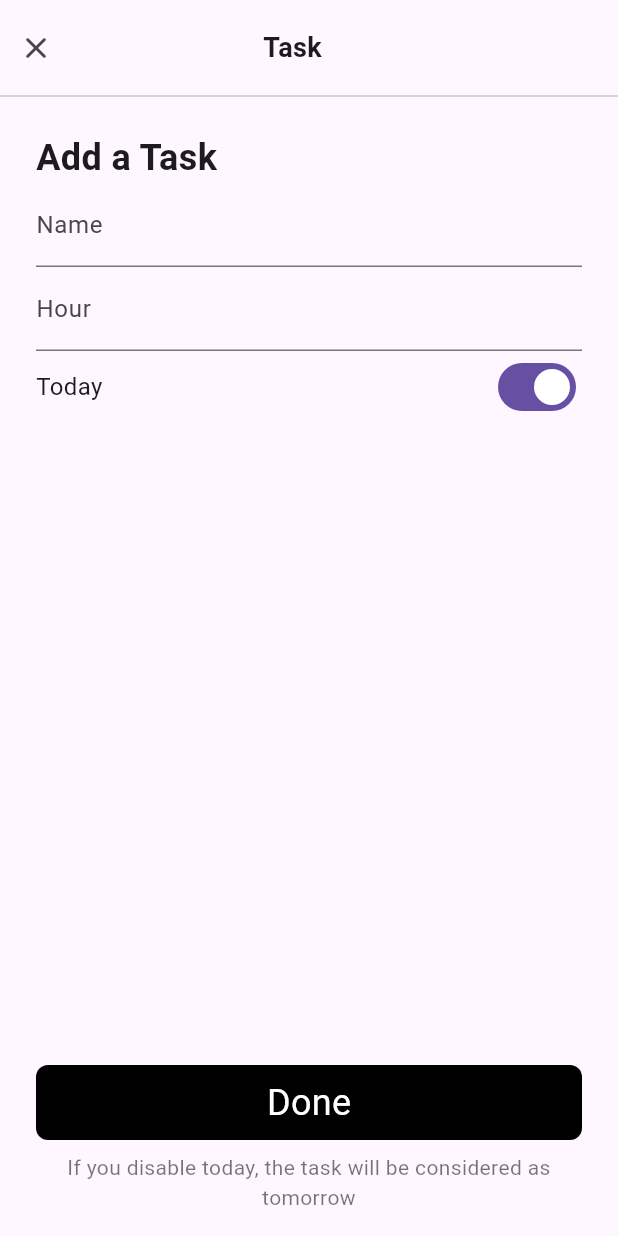
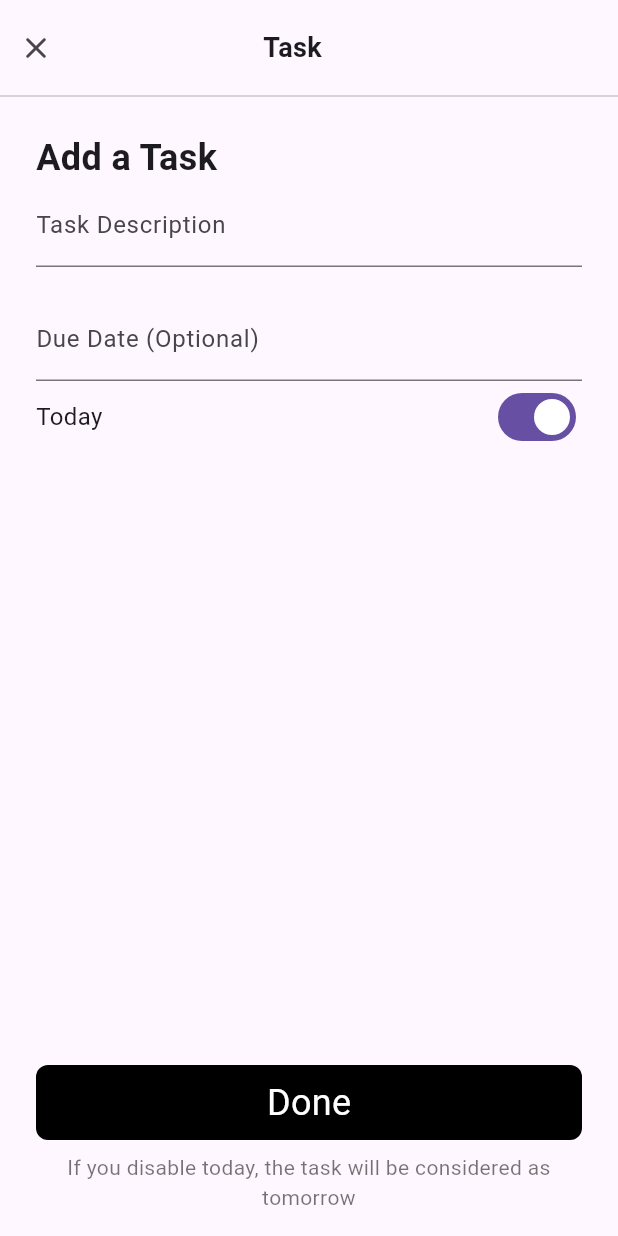
Before and after one commit to mrYasinHamidi/todo_app, a Flutter app: the AddTaskDialog widget shown alone on an empty page, opened directly, on a phone screen of 412 x 824 dp. Run offline on Flutter 3.47's test engine with Material 3 defaults, Android fonts, the phone set to English and light mode, and no system bars; drawn by our look-alikes of toastification; our stand-ins replace dartz, dropdown_button2, easy_debounce, equatable, firebase_auth, firebase_core and 8 more; accounts and stored records are empty.

Commit message:
add task logic

```diff
--- a/lib/core/app_translate.dart
+++ b/lib/core/app_translate.dart
@@ -21,9 +21,12 @@ mixin AppTranslate {
   static const String done = 'done';
   static const String addTaskBottomMessage = 'addTaskBottomMessage';
   static const String name = 'name';
-  static const String hour = 'hour';
+  static const String taskDescription = 'taskDescription';
+  static const String dueDateHint = 'hourHint';
   static const String addTask = 'addTask';
   static const String task = 'task';
+  static const String taskDescriptionError = 'taskNameError';
+  static const String successMessage = 'successMessage';
 
   static const Map<String, dynamic> EN = {
     title: 'Localization',
@@ -50,7 +53,10 @@ mixin AppTranslate {
     addTask: 'Add a Task',
     task: 'Task',
     done: 'Done',
-    hour: 'Hour',
+    dueDateHint: 'Due Date (Optional)',
+    taskDescriptionError: 'Please write some description for your Task.',
+    taskDescription: 'Task Description',
+    successMessage: 'Operation successfully done.',
   };
   static const Map<String, dynamic> FA = {
     title: 'ローカリゼーション',
@@ -71,12 +77,15 @@ mixin AppTranslate {
     passwordNotMatch: 'Password not match.',
     yourWelcome: 'Your Welcome',
     today: 'Today',
-    hour: 'Hour',
+    dueDateHint: 'Due Date (Optional)',
     tomorrow: 'Tomorrow',
     addTaskBottomMessage: 'If you disable today, the task will be considered as tomorrow',
     done: 'Done',
+    taskDescription: 'Task Description',
     name: 'Name',
     addTask: 'Add a Task',
+    taskDescriptionError: 'Please write some description for your Task.',
+    successMessage: 'Operation successfully done.',
     task: 'Task',
   };
 }
--- a/lib/features/tasks/data/models/app_task.dart
+++ b/lib/features/tasks/data/models/app_task.dart
@@ -1,12 +1,13 @@
 import 'package:equatable/equatable.dart';
+import 'package:flutter/material.dart';
 import 'package:hive_flutter/adapters.dart';
 
 part 'app_task.g.dart';
 
 @HiveType(typeId: 2)
-class AppTask extends HiveObject with EquatableMixin{
+class AppTask extends HiveObject with EquatableMixin {
   @HiveField(0)
-  final int id;
+  final String id;
 
   @HiveField(1)
   final String description;
@@ -17,31 +18,37 @@ class AppTask extends HiveObject with EquatableMixin{
   @HiveField(3)
   final bool isCompleted;
 
-  AppTask({required this.id, required this.description, required this.isToday, required this.isCompleted});
+  @HiveField(4)
+  final DateTime? dueDate;
 
-  factory AppTask.create({required String description, required bool isToday}) {
+  AppTask({
+    required this.id,
+    required this.description,
+    required this.isToday,
+    required this.isCompleted,
+    this.dueDate,
+  });
+
+  factory AppTask.create({required String description, required bool isToday, DateTime? finishTime}) {
     return AppTask(
-      id: DateTime.now().millisecondsSinceEpoch,
+      id: DateTime.now().millisecondsSinceEpoch.toString(),
       description: description,
+      dueDate: finishTime,
       isToday: isToday,
       isCompleted: false,
     );
   }
 
-  AppTask copyWith({
-    int? id,
-    String? description,
-    bool? isToday,
-    bool? isCompleted,
-  }) {
+  @override
+  List<Object?> get props => [id];
+
+  AppTask copyWith({String? id, String? description, bool? isToday, bool? isCompleted, DateTime? finishTime}) {
     return AppTask(
       id: id ?? this.id,
       description: description ?? this.description,
       isToday: isToday ?? this.isToday,
       isCompleted: isCompleted ?? this.isCompleted,
+      dueDate: finishTime ?? this.dueDate,
     );
   }
-
-  @override
-  List<Object?> get props => [id];
 }
--- a/lib/features/tasks/view/pages/dialog/add_task_dialog.dart
+++ b/lib/features/tasks/view/pages/dialog/add_task_dialog.dart
@@ -1,11 +1,15 @@
 import 'package:flutter/material.dart';
+import 'package:flutter_bloc/flutter_bloc.dart';
 import 'package:flutter_localization/flutter_localization.dart';
 import 'package:gap/gap.dart';
 import 'package:go_router/go_router.dart';
+import 'package:todo_app/core/app_toast.dart';
 import 'package:todo_app/core/app_translate.dart';
+import 'package:todo_app/features/tasks/view/viewModels/addTask/add_task_view_model.dart';
 import 'package:todo_app/global/widgets/default_text_field.dart';
 import 'package:todo_app/global/widgets/default_time_picker.dart';
 import 'package:todo_app/global/widgets/item_button.dart';
+import 'package:todo_app/injection.dart';
 
 class AddTaskDialog extends StatefulWidget {
   const AddTaskDialog({super.key});
@@ -16,11 +20,17 @@ class AddTaskDialog extends StatefulWidget {
 
 class _AddTaskDialogState extends State<AddTaskDialog> {
   final timeController = DefaultTimePickerController();
-  final nameController = TextEditingController();
+  final descriptionController = TextEditingController();
+  final viewModel = getIt<AddTaskViewModel>();
+
+  final formKey = GlobalKey<FormState>();
 
   @override
   Widget build(BuildContext context) {
-    return Column(
+    return BlocListener(
+      bloc: viewModel,
+      listener: _listener,
+      child: Column(
         crossAxisAlignment: CrossAxisAlignment.stretch,
         children: [
           Padding(
@@ -42,6 +52,8 @@ class _AddTaskDialogState extends State<AddTaskDialog> {
           Expanded(
             child: Padding(
               padding: const EdgeInsets.symmetric(horizontal: 24, vertical: 16),
+              child: Form(
+                key: formKey,
                 child: Column(
                   crossAxisAlignment: CrossAxisAlignment.stretch,
                   children: [
@@ -50,17 +62,31 @@ class _AddTaskDialogState extends State<AddTaskDialog> {
                       style: TextStyle(fontSize: 24, fontWeight: FontWeight.bold),
                       textAlign: TextAlign.start,
                     ),
-                DefaultTextField(label: AppTranslate.name.getString(context)),
-                DefaultTimePicker(controller: timeController, label: AppTranslate.hour.getString(context)),
+                    DefaultTextField(
+                      controller: descriptionController,
+                      validator:
+                          (value) =>
+                              value?.isNotEmpty == true ? null : AppTranslate.taskDescriptionError.getString(context),
+                      counterText: ' ',
+                      label: AppTranslate.taskDescription.getString(context),
+                    ),
+                    DefaultTimePicker(controller: timeController, label: AppTranslate.dueDateHint.getString(context)),
                     Row(
                       mainAxisAlignment: MainAxisAlignment.spaceBetween,
                       children: [
                         Text(AppTranslate.today.getString(context), style: TextStyle(fontSize: 16)),
-                    Switch(value: true, onChanged: (value) {}),
+                        BlocBuilder(
+                          bloc: viewModel,
+                          buildWhen: (_, state) => state is IsTodayState,
+                          builder: (_, state) {
+                            return Switch(value: viewModel.isToday, onChanged: (value) => viewModel.changeIsToday());
+                          },
+                        ),
                       ],
                     ),
                     Spacer(),
                     ItemButton(
+                      onTap: _submit,
                       color: Colors.black,
                       padding: EdgeInsets.all(8),
                       child: Center(
@@ -80,7 +106,25 @@ class _AddTaskDialogState extends State<AddTaskDialog> {
                 ),
               ),
             ),
+          ),
         ],
+      ),
     );
   }
+
+  void _submit() {
+    if (formKey.currentState?.validate() == true) {
+      viewModel.addTask(descriptionController.text, timeController.value);
     }
+  }
+
+  void _listener(BuildContext context, AddTaskState state) {
+    if (state is AddTaskFail) {
+      AppToast.show(state.errorMessage.getString(context), isError: true);
+    }
+    if (state is AddTaskSuccess) {
+      context.pop(state.task);
+      AppToast.show(AppTranslate.successMessage.getString(context));
+    }
+  }
+}
--- a/lib/features/tasks/view/viewModels/addTask/add_task_state.dart
+++ b/lib/features/tasks/view/viewModels/addTask/add_task_state.dart
@@ -1,4 +1,23 @@
-part of'add_task_view_model.dart';
+part of 'add_task_view_model.dart';
+
 sealed class AddTaskState {}
 
 class AddTaskInitialState extends AddTaskState {}
+
+class IsTodayState extends AddTaskState {
+  final bool isToday;
+
+  IsTodayState({required this.isToday});
+}
+
+class AddTaskSuccess extends AddTaskState {
+  final AppTask task;
+
+  AddTaskSuccess({required this.task});
+}
+
+class AddTaskFail extends AddTaskState {
+  final String errorMessage;
+
+  AddTaskFail({required this.errorMessage});
+}
--- a/lib/features/tasks/view/viewModels/addTask/add_task_view_model.dart
+++ b/lib/features/tasks/view/viewModels/addTask/add_task_view_model.dart
@@ -1,4 +1,6 @@
+import 'package:flutter/material.dart';
 import 'package:flutter_bloc/flutter_bloc.dart';
+import 'package:todo_app/features/tasks/data/models/app_task.dart';
 import 'package:todo_app/features/tasks/data/repositories/tasks_repository.dart';
 
 part 'add_task_state.dart';
@@ -8,4 +10,23 @@ class AddTaskViewModel extends Cubit<AddTaskState> {
 
   AddTaskViewModel({required TaskRepository repository}) : _repository = repository, super(AddTaskInitialState());
 
+  bool isToday = true;
+
+  void changeIsToday() {
+    isToday = !isToday;
+    emit(IsTodayState(isToday: isToday));
+  }
+
+  void addTask(String name, TimeOfDay? finishTime) async {
+    DateTime? dueDate;
+    if (finishTime != null) {
+      final now = DateTime.now();
+      dueDate = DateTime(now.year, now.month, now.day, finishTime.hour, finishTime.minute);
+    }
+    final task = AppTask.create(description: name, isToday: isToday, finishTime: dueDate);
+    final result = await _repository.saveTask(task);
+    result.fold((l) => emit(AddTaskFail(errorMessage: l.error)), (r) {
+      emit(AddTaskSuccess(task: r));
+    });
+  }
 }
--- a/lib/injection.dart
+++ b/lib/injection.dart
@@ -4,6 +4,7 @@ import 'package:todo_app/features/auth/data/services/auth_local_service.dart';
 import 'package:todo_app/features/auth/data/services/auth_remote_service.dart';
 import 'package:todo_app/features/tasks/data/repositories/tasks_repository.dart';
 import 'package:todo_app/features/tasks/data/services/tasks_local_service.dart';
+import 'package:todo_app/features/tasks/view/viewModels/addTask/add_task_view_model.dart';
 import 'package:todo_app/viewModels/app/app_view_model.dart';
 import 'features/auth/view/viewModels/login/login_view_model.dart';
 import 'features/auth/view/viewModels/signup/signup_view_model.dart';
@@ -29,7 +30,9 @@ class Injection {
     getIt.registerFactory(() => SignupViewModel(authRepository: getIt()));
     getIt.registerFactory(() => TasksViewModel(repository: getIt()));
     getIt.registerSingleton(AppViewModel());
+    getIt.registerSingleton(AddTaskViewModel(repository: getIt()));
 
     await getIt<AuthLocalService>().ensureInitialize();
+    await getIt<TasksLocalService>().ensureInitialize();
   }
 }
--- a/lib/main.dart
+++ b/lib/main.dart
@@ -3,9 +3,9 @@ import 'package:flutter/material.dart';
 import 'package:flutter_bloc/flutter_bloc.dart';
 import 'package:hive_flutter/hive_flutter.dart';
 import 'package:toastification/toastification.dart';
+import 'package:todo_app/features/tasks/data/models/app_task.dart';
 import 'package:todo_app/injection.dart';
 import 'package:todo_app/models/app_user.dart';
-import 'package:todo_app/models/task.dart';
 import 'package:todo_app/router.dart';
 import 'package:todo_app/global/notification_service.dart';
 import 'package:todo_app/viewModels/app/app_view_model.dart';
@@ -18,7 +18,7 @@ void main() async {
   WidgetsFlutterBinding.ensureInitialized();
   await Hive.initFlutter();
   Hive.registerAdapter(AppUserAdapter());
-  Hive.registerAdapter(TaskAdapter());
+  Hive.registerAdapter(AppTaskAdapter());
   await Firebase.initializeApp(options: DefaultFirebaseOptions.currentPlatform);
   await NotificationService.init();
   await Injection.setup();
--- a/lib/models/task.dart
+++ /dev/null
@@ -1,26 +0,0 @@
-
-import 'package:hive_flutter/hive_flutter.dart';
-
-part 'task.g.dart';
-
-@HiveType(typeId: 0)
-class Task extends HiveObject {
-  @HiveField(0)
-  String title;
-
-  @HiveField(1)
-  String description;
-
-  @HiveField(2)
-  bool isCompleted;
-
-  @HiveField(3)
-  DateTime endDate;
-
-  Task({
-    required this.title,
-    required this.description,
-    required this.isCompleted,
-    required this.endDate,
-  });
-}
```
Also changed, not shown: lib/bloc/task_bloc.dart (deleted, +0 -33 lines), lib/bloc/task_event.dart (deleted, +0 -30 lines), lib/bloc/task_state.dart (deleted, +0 -16 lines), lib/features/tasks/data/models/app_task.g.dart, lib/models/task.g.dart (deleted), 1 other file. Lines whose indentation alone changed are shown as unchanged.
